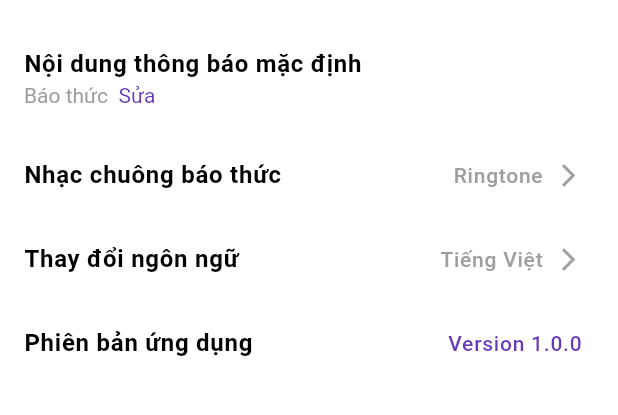
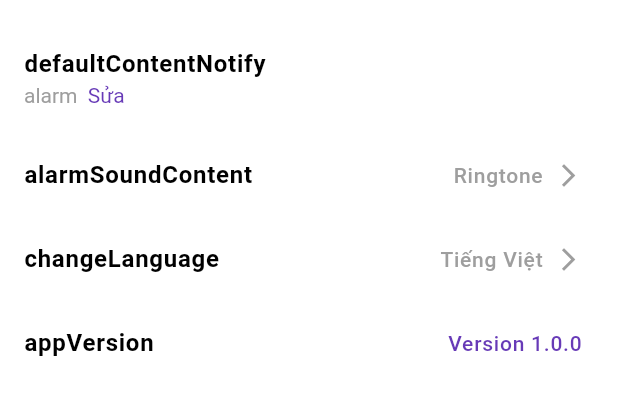
Before and after one commit to jeremienguyen20798/smart_clock, a Flutter app: the SettingsView screen opened directly, on a phone screen of 412 x 824 dp, the part 59-474 px from its top. Run offline on Flutter 3.47's test engine with Material 3 defaults, Android fonts, the phone set to English and light mode, and no system bars; our stand-ins replace bloc, easy_localization, equatable, firebase_core, firebase_remote_config, flutter_bloc and 9 more; missing offline and left inert: android_power_manager; accounts and stored records are empty; project files that could hold a hidden picture were left out.

Commit message:
create change language bottomsheet and add resource language.

```diff
--- a/assets/translations/vi-VN.json
+++ b/assets/translations/vi-VN.json
@@ -4,7 +4,7 @@
     "alarm": "Báo thức",
     "deleteAlarm": "Xoá",
     "addAlarmTitleText": "Thêm báo thức",
-    "alarmSoundContent": "Nhạc chuông",
+    "alarmSoundContent": "Nhạc chuông báo thức",
     "typeRepeatAlarm": "Lặp lại",
     "whenAlarm": "Xoá báo thức sau khi thông báo",
     "inputAlarmNote": "Ghi chú báo thức",
@@ -21,5 +21,7 @@
     "errorText": "Đã xảy ra lỗi",
     "messagePrompt": "Tạo báo thức với yêu cầu của bạn",
     "warning": "Cảnh báo",
-    "warningContent": "Chế độ tiết kiệm pin đang bật với ứng dụng này. Vui lòng tắt chế độ, nếu muốn nhận thông báo chính xác."
+    "warningContent": "Chế độ tiết kiệm pin đang bật với ứng dụng này. Vui lòng tắt chế độ, nếu muốn nhận thông báo chính xác.",
+    "changeLanguage": "Thay đổi ngôn ngữ",
+    "appVersion": "Phiên bản ứng dụng"
 }
--- /dev/null
+++ b/lib/core/utils/bottomsheet_utils.dart
@@ -0,0 +1,11 @@
+import 'package:flutter/material.dart';
+import 'package:smart_clock/shared/widgets/change_language.dart';
+
+class BottomsheetUtils {
+  static void showChangeLanguageBottomSheet(BuildContext context) {
+    showModalBottomSheet(
+        context: context,
+        backgroundColor: Colors.transparent,
+        builder: (context) => const ChangeLanguage());
+  }
+}
--- a/lib/features/settings/view/settings_view.dart
+++ b/lib/features/settings/view/settings_view.dart
@@ -1,6 +1,8 @@
+import 'package:easy_localization/easy_localization.dart';
 import 'package:flutter/gestures.dart';
 import 'package:flutter/material.dart';
 import 'package:flutter_bloc/flutter_bloc.dart';
+import 'package:smart_clock/core/utils/bottomsheet_utils.dart';
 import 'package:smart_clock/features/settings/bloc/settings_bloc.dart';
 import 'package:smart_clock/features/settings/bloc/settings_state.dart';
 
@@ -35,9 +37,9 @@ class SettingsView extends StatelessWidget {
         body: Column(
           children: [
             ListTile(
-              title: const Text(
-                AppConstants.defaultContentNotify,
-                style: TextStyle(
+              title: Text(
+                'defaultContentNotify'.tr(),
+                style: const TextStyle(
                   fontSize: 16.0,
                   color: Colors.black,
                   fontWeight: FontWeight.bold,
@@ -45,7 +47,7 @@ class SettingsView extends StatelessWidget {
               ),
               subtitle: RichText(
                   text: TextSpan(
-                      text: AppConstants.alarm,
+                      text: 'alarm'.tr(),
                       style: const TextStyle(
                         fontSize: 14.0,
                         color: Colors.grey,
@@ -63,9 +65,9 @@ class SettingsView extends StatelessWidget {
                   ])),
             ),
             ListTile(
-              title: const Text(
-                'Nhạc chuông báo thức',
-                style: TextStyle(
+              title: Text(
+                'alarmSoundContent'.tr(),
+                style: const TextStyle(
                   fontSize: 16.0,
                   color: Colors.black,
                   fontWeight: FontWeight.bold,
@@ -94,9 +96,12 @@ class SettingsView extends StatelessWidget {
               ),
             ),
             ListTile(
-              title: const Text(
-                'Thay đổi ngôn ngữ',
-                style: TextStyle(
+              onTap: () {
+                BottomsheetUtils.showChangeLanguageBottomSheet(context);
+              },
+              title: Text(
+                'changeLanguage'.tr(),
+                style: const TextStyle(
                   fontSize: 16.0,
                   color: Colors.black,
                   fontWeight: FontWeight.bold,
@@ -124,16 +129,16 @@ class SettingsView extends StatelessWidget {
                 ],
               ),
             ),
-            const ListTile(
+            ListTile(
               title: Text(
-                'Phiên bản ứng dụng',
-                style: TextStyle(
+                'appVersion'.tr(),
+                style: const TextStyle(
                   fontSize: 16.0,
                   color: Colors.black,
                   fontWeight: FontWeight.bold,
                 ),
               ),
-              trailing: Text(
+              trailing: const Text(
                 'Version 1.0.0',
                 style: TextStyle(
                   fontSize: 14.0,
--- a/pubspec.yaml
+++ b/pubspec.yaml
@@ -63,6 +63,7 @@ dependencies:
   android_power_manager: ^1.0.0
   # in_app_purchase: ^3.2.0
   easy_localization: ^3.0.7
+  flutter_svg: ^2.0.17
 
 dev_dependencies:
   flutter_test:
@@ -93,6 +94,8 @@ flutter:
   assets:
     - assets/translations/en-US.json
     - assets/translations/vi-VN.json
+    - assets/images/vietnam.svg
+    - assets/images/united_kingdom.svg
 
   # An image asset can refer to one or more resolution-specific "variants", see
   # https://flutter.dev/to/resolution-aware-images
```
Also changed, not shown: lib/shared/widgets/change_language.dart (added, +65 -0 lines), assets/images/united_kingdom.svg (added), assets/images/vietnam.svg (added), pubspec.lock.
